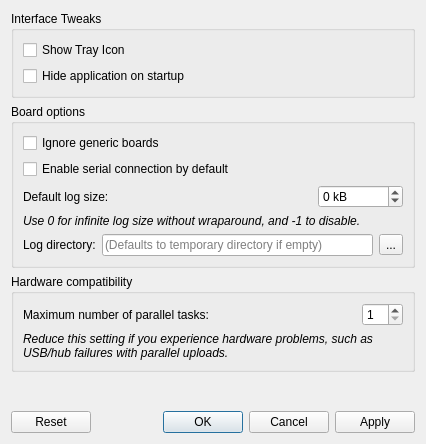
Koromix/tytools, file src/tycommander/preferences_dialog.ui: the form before one commit.
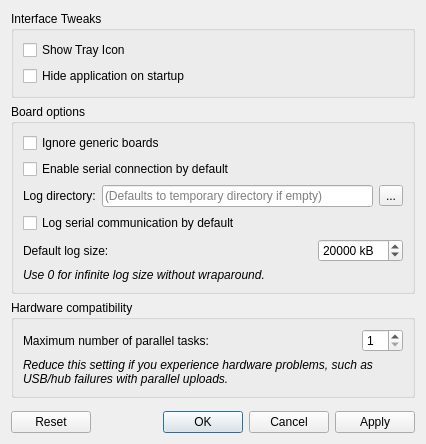
The form after the commit. Icons and pictures are not drawn.

Commit message: Use separate checkbox to enable/disable serial log

```diff
--- a/src/tycommander/preferences_dialog.ui
+++ b/src/tycommander/preferences_dialog.ui
@@ -61,6 +61,38 @@
         </property>
        </widget>
       </item>
+      <item>
+       <layout class="QHBoxLayout" name="horizontalLayout_3">
+        <item>
+         <widget class="QLabel" name="label_4">
+          <property name="text">
+           <string>Log directory:</string>
+          </property>
+         </widget>
+        </item>
+        <item>
+         <widget class="QLineEdit" name="serialLogDir">
+          <property name="placeholderText">
+           <string>(Defaults to temporary directory if empty)</string>
+          </property>
+         </widget>
+        </item>
+        <item>
+         <widget class="QToolButton" name="serialLogDirButton">
+          <property name="text">
+           <string>...</string>
+          </property>
+         </widget>
+        </item>
+       </layout>
+      </item>
+      <item>
+       <widget class="QCheckBox" name="logSerialCheck">
+        <property name="text">
+         <string>Log serial communication by default</string>
+        </property>
+       </widget>
+      </item>
       <item>
        <layout class="QHBoxLayout" name="horizontalLayout_2">
         <item>
@@ -86,7 +118,7 @@
         <item>
          <widget class="QSpinBox" name="serialLogSizeDefaultSpin">
           <property name="specialValueText">
-           <string>Désactivé</string>
+           <string>Infinite</string>
           </property>
           <property name="accelerated">
            <bool>true</bool>
@@ -95,13 +127,16 @@
            <string> kB</string>
           </property>
           <property name="minimum">
-           <number>-1</number>
+           <number>0</number>
           </property>
           <property name="maximum">
            <number>999999</number>
           </property>
           <property name="singleStep">
-           <number>1</number>
+           <number>100</number>
+          </property>
+          <property name="value">
+           <number>20000</number>
           </property>
          </widget>
         </item>
@@ -115,38 +150,13 @@
          </font>
         </property>
         <property name="text">
-         <string>Use 0 for infinite log size without wraparound, and -1 to disable.</string>
+         <string>Use 0 for infinite log size without wraparound.</string>
         </property>
         <property name="wordWrap">
          <bool>true</bool>
         </property>
        </widget>
       </item>
-      <item>
-       <layout class="QHBoxLayout" name="horizontalLayout_3">
-        <item>
-         <widget class="QLabel" name="label_4">
-          <property name="text">
-           <string>Log directory:</string>
-          </property>
-         </widget>
-        </item>
-        <item>
-         <widget class="QLineEdit" name="serialLogDir">
-          <property name="placeholderText">
-           <string>(Defaults to temporary directory if empty)</string>
-          </property>
-         </widget>
-        </item>
-        <item>
-         <widget class="QToolButton" name="serialLogDirButton">
-          <property name="text">
-           <string>...</string>
-          </property>
-         </widget>
-        </item>
-       </layout>
-      </item>
      </layout>
     </widget>
    </item>
```
Left out of the diff: 7 changed lines with no effect on the pictures. The commit also changes 5 other files.
